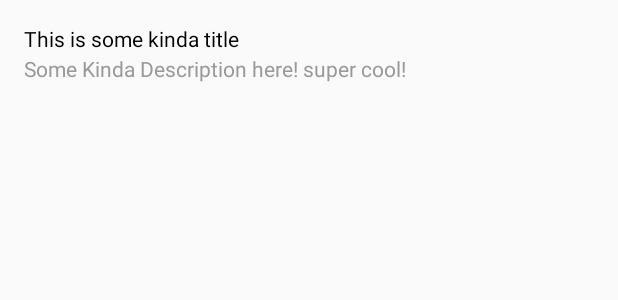
After one commit to CraigMyles/Locateio2, an Android app: the layout location_item.xml on its own in the app's theme, with its tools: preview values and no code run, on a phone screen of 412 x 824 dp. The commit adds this screen. Shown: the top 300 px of the screen. Run offline under Robolectric (Android 15) with nearby library versions, the phone set to English and light mode, and no system bars; network calls fail.

Commit message:
recycler view exists with items in them

```diff
--- a/app/build.gradle
+++ b/app/build.gradle
@@ -24,7 +24,8 @@ dependencies {
     implementation "com.android.support:design:28.0.0"
     implementation "com.android.support:appcompat-v7:28.0.0"
     implementation 'com.google.android.gms:play-services-location:16.0.0'
-
+    implementation 'com.android.support:recyclerview-v7:28.0.0'
+    implementation 'com.google.code.gson:gson:2.8.2'
     implementation 'com.android.support:appcompat-v7:28.0.0'
     implementation 'com.android.support.constraint:constraint-layout:1.1.3'
     implementation 'com.google.android.gms:play-services-maps:16.1.0'
@@ -32,6 +33,7 @@ dependencies {
     androidTestImplementation 'com.android.support.test:runner:1.0.2'
     androidTestImplementation 'com.android.support.test.espresso:espresso-core:3.0.2'
     implementation 'com.android.volley:volley:1.1.1'
+    implementation 'com.android.support:recyclerview-v7:28.0.0'
 
 
 }
--- /dev/null
+++ b/app/src/main/res/layout/location_item.xml
@@ -0,0 +1,24 @@
+<FrameLayout xmlns:android="http://schemas.android.com/apk/res/android"
+    xmlns:tools="http://schemas.android.com/tools"
+
+    android:layout_width="match_parent"
+    android:layout_height="wrap_content"
+    android:padding="16dp">
+
+    <TextView
+        android:id="@+id/tv_title"
+        android:layout_width="wrap_content"
+        android:layout_height="wrap_content"
+        android:layout_marginTop="0dp"
+        tools:text="This is some kinda title "
+        android:textColor="#000000"/>
+
+    <TextView
+        android:id="@+id/tv_description"
+        android:layout_width="wrap_content"
+        android:layout_height="wrap_content"
+        android:layout_marginTop="20dp"
+        tools:text="Some Kinda Description here! super cool!"
+        android:textColor="#999999"/>
+
+</FrameLayout>
```
Also changed, not shown: app/src/main/java/im/craig/locateio/HomeActivity.java (+154 -27 lines), app/src/main/java/im/craig/locateio/adapter/MyRecyclerViewAdapter.java (added, +77 -0 lines), app/src/main/res/layout/fragment_feed.xml (+12 -11 lines).
